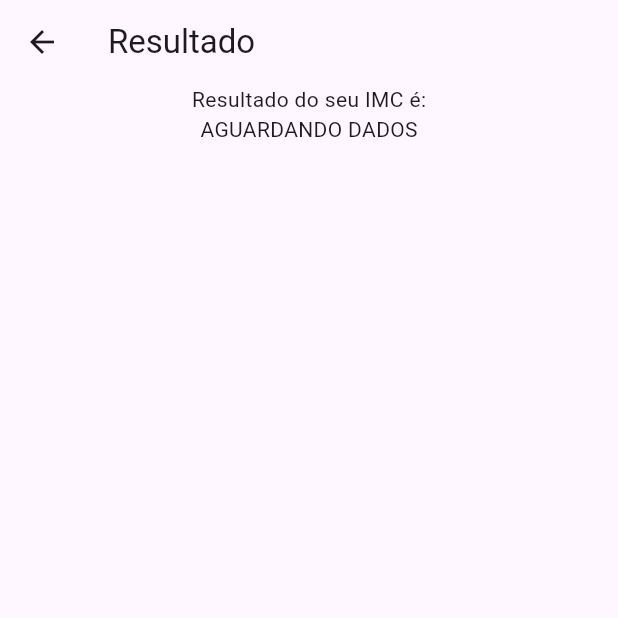
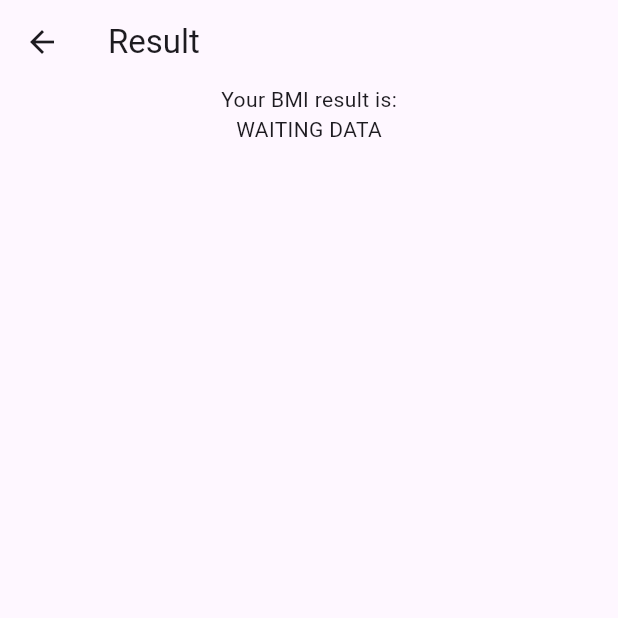
Before and after one commit to ricardoogliari/imc_tdd, a Flutter app: the ResultIMC screen opened by its route, on a phone screen of 412 x 824 dp, the top half of it. Run offline on Flutter 3.47's test engine with Material 3 defaults, Android fonts, the phone set to English and light mode, and no system bars.

Commit message:
first commit

```diff
--- /dev/null
+++ b/lib/bmi_controller.dart
@@ -0,0 +1,27 @@
+import 'package:flutter/foundation.dart';
+import 'package:imc_tdd/config.dart';
+
+class BMIController extends ChangeNotifier{
+
+  String _result = results[0];
+  String get result => _result;
+
+  void calcBmi({required double peso, required double altura}){
+    final imc = peso / (altura * altura);
+
+    if (imc < 18.5){
+      _result = results[1];
+    } else if (imc <= 24.9){
+      _result = results[2];
+    } else if (imc <= 29.9){
+      _result = results[3];
+    } else if (imc <= 39.9){
+      _result = results[4];
+    } else {
+      _result = results[5];
+    }
+
+    notifyListeners();
+  }
+
+}
--- a/lib/config.dart
+++ b/lib/config.dart
@@ -1,8 +1,8 @@
-final List resultados = [
-  "AGUARDANDO DADOS",
-  "MAGREZA",
+final List results = [
+  "WAITING DATA",
+  "THINNESS",
   "NORMAL",
-  "SOBREPESO",
-  "OBESIDADE",
-  "OBESIDADE GRAVE",
+  "OVERWEIGHT",
+  "OBESITY",
+  "SEVERE OBESITY",
 ];
--- a/lib/imc_controller.dart
+++ /dev/null
@@ -1,27 +0,0 @@
-import 'package:flutter/foundation.dart';
-import 'package:imc_tdd/config.dart';
-
-class IMCController extends ChangeNotifier{
-
-  String _resultado = resultados[0];
-  String get resultado => _resultado;
-
-  void calcImc({required double peso, required double altura}){
-    final imc = peso / (altura * altura);
-
-    if (imc < 18.5){
-      _resultado = resultados[1];
-    } else if (imc <= 24.9){
-      _resultado = resultados[2];
-    } else if (imc <= 29.9){
-      _resultado = resultados[3];
-    } else if (imc <= 39.9){
-      _resultado = resultados[4];
-    } else {
-      _resultado = resultados[5];
-    }
-
-    notifyListeners();
-  }
-
-}
--- a/lib/pages/result_imc.dart
+++ b/lib/pages/result_imc.dart
@@ -1,6 +1,5 @@
 import 'package:flutter/material.dart';
-import 'package:flutter/widgets.dart';
-import 'package:imc_tdd/imc_controller.dart';
+import 'package:imc_tdd/bmi_controller.dart';
 import 'package:provider/provider.dart';
 
 class ResultIMC extends StatelessWidget {
@@ -10,13 +9,13 @@ class ResultIMC extends StatelessWidget {
   Widget build(BuildContext context) {
     return Scaffold(
       appBar: AppBar(
-        title: const Text("Resultado"),
+        title: const Text("Result"),
       ),
       body: Center(
         child: Column(
           children: [
-            const Text("Resultado do seu IMC é:"),
-            Text(Provider.of<IMCController>(context, listen: false).resultado)
+            const Text("Your BMI result is:"),
+            Text(Provider.of<BMIController>(context, listen: false).result)
           ],
         ),
       ),
```
Also changed, not shown: lib/main.dart (+2 -18 lines), lib/pages/insert_data.dart (+14 -15 lines), 2 other files.
